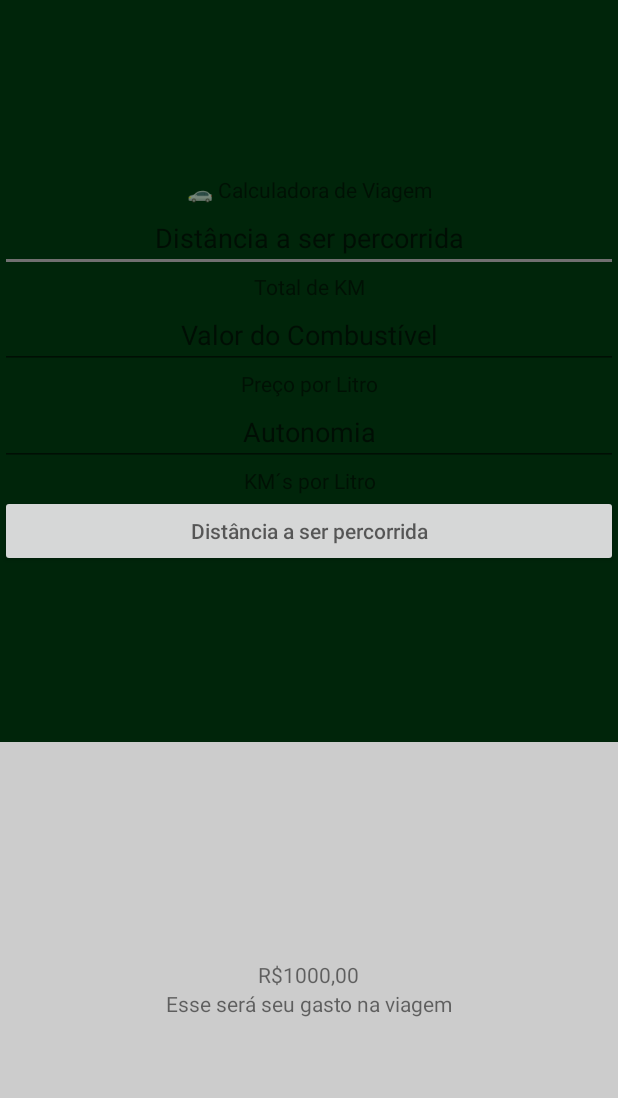
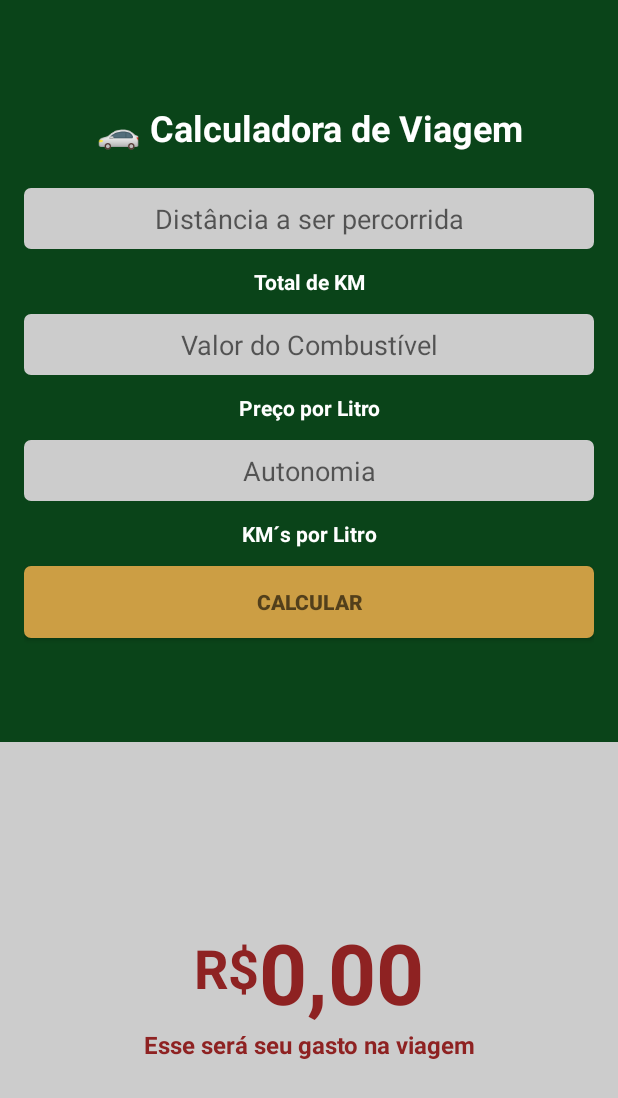
Before and after one commit to adonaipinheiro/CalcTrip_24MOB, an Android app: the screen it shows after launch (MainActivity), on a phone screen of 412 x 824 dp. Shown: the top 1098 px of the screen. Run offline under Robolectric (Android 15) with nearby library versions, the phone set to English and light mode, and no system bars; 3 statements that could not run were skipped.

Commit message:
Finishing Challenge

```diff
--- a/app/build.gradle
+++ b/app/build.gradle
@@ -30,7 +30,7 @@ android {
         jvmTarget = '1.8'
     }
     viewBinding {
-        true
+        enabled = true
     }
 }
 
--- a/app/src/main/java/br/com/adonaipinheiro/calctrip/MainActivity.kt
+++ b/app/src/main/java/br/com/adonaipinheiro/calctrip/MainActivity.kt
@@ -2,10 +2,35 @@ package br.com.adonaipinheiro.calctrip
 
 import androidx.appcompat.app.AppCompatActivity
 import android.os.Bundle
+import br.com.adonaipinheiro.calctrip.databinding.ActivityMainBinding
+import br.com.adonaipinheiro.calctrip.extensions.valueDouble
 
 class MainActivity : AppCompatActivity() {
+
+    private lateinit var binding: ActivityMainBinding
+
     override fun onCreate(savedInstanceState: Bundle?) {
         super.onCreate(savedInstanceState)
         setContentView(R.layout.activity_main)
+
+        setup()
+    }
+
+    private fun setup() {
+        binding = ActivityMainBinding.inflate(layoutInflater)
+        setContentView(binding.root)
+
+        binding.calculateButton.setOnClickListener() {
+            calculateTrip()
+        }
+    }
+
+    private fun calculateTrip() {
+        val distance = binding.totalDistance.valueDouble()
+        val gasPrice = binding.gasPrice.valueDouble()
+        val autonomy = binding.autonomy.valueDouble()
+        val total = (distance / autonomy) * gasPrice
+
+        binding.totalPrice.text = "$total"
     }
 }
--- /dev/null
+++ b/app/src/main/java/br/com/adonaipinheiro/calctrip/extensions/EditTextExt.kt
@@ -0,0 +1,5 @@
+package br.com.adonaipinheiro.calctrip.extensions
+
+import android.widget.EditText
+
+fun EditText.valueDouble() = this.text.toString().toDouble()
--- /dev/null
+++ b/app/src/main/res/drawable/custom_button.xml
@@ -0,0 +1,11 @@
+<?xml version="1.0" encoding="utf-8"?>
+<selector xmlns:android="http://schemas.android.com/apk/res/android">
+    <item>
+        <shape android:shape="rectangle">
+            <solid android:color="@color/buttonBackgroundColor" />
+            <stroke android:width="1dp" android:color="@color/buttonBackgroundColor"/>
+            <corners android:radius="4dp" />
+            <padding android:left="8dp" android:right="8dp" android:top="8dp" android:bottom="8dp" />
+        </shape>
+    </item>
+</selector>
--- /dev/null
+++ b/app/src/main/res/drawable/custom_edittext.xml
@@ -0,0 +1,11 @@
+<?xml version="1.0" encoding="utf-8"?>
+<selector xmlns:android="http://schemas.android.com/apk/res/android">
+    <item>
+        <shape android:shape="rectangle">
+            <solid android:color="#CCC" />
+            <stroke android:width="1dp" android:color="#CCC"/>
+            <corners android:radius="4dp" />
+            <padding android:left="8dp" android:right="8dp" android:top="8dp" android:bottom="8dp" />
+        </shape>
+    </item>
+</selector>
--- a/app/src/main/res/layout/activity_main.xml
+++ b/app/src/main/res/layout/activity_main.xml
@@ -8,36 +8,39 @@
     <LinearLayout style="@style/contentTop">
 
         <TextView
-            style="@style/defaultText"
+            style="@style/titleText"
             android:text="@string/title" />
 
         <EditText
-            style="@style/defaultText"
+            android:id="@+id/total_distance"
+            style="@style/inputText"
             android:hint="@string/total_distance" />
 
         <TextView
-            style="@style/defaultText"
+            style="@style/labelText"
             android:text="@string/total_distance_label" />
 
         <EditText
-            style="@style/defaultText"
+            android:id="@+id/gas_price"
+            style="@style/inputText"
             android:hint="@string/gas_price" />
 
         <TextView
-            style="@style/defaultText"
+            style="@style/labelText"
             android:text="@string/gas_price_by_liter_label" />
 
         <EditText
-            style="@style/defaultText"
+            android:id="@+id/autonomy"
+            style="@style/inputText"
             android:hint="@string/autonomy" />
 
         <TextView
-            style="@style/defaultText"
+            style="@style/labelText"
             android:text="@string/autonomy_label" />
 
         <Button
-            android:layout_width="match_parent"
-            android:layout_height="wrap_content"
+            android:id="@+id/calculate_button"
+            style="@style/button"
             android:hint="@string/calculate_button" />
     </LinearLayout>
 
@@ -49,16 +52,18 @@
             android:orientation="horizontal">
 
             <TextView
-                style="@style/defaultText"
+                style="@style/resultTextPrefix"
+                android:layout_height="match_parent"
                 android:text="@string/prefix_price" />
 
             <TextView
-                style="@style/defaultText"
+                android:id="@+id/total_price"
+                style="@style/resultText"
                 android:text="@string/total_price" />
         </LinearLayout>
 
         <TextView
-            style="@style/defaultText"
+            style="@style/resultLabel"
             android:text="@string/result_label" />
     </LinearLayout>
 
--- a/app/src/main/res/values/colors.xml
+++ b/app/src/main/res/values/colors.xml
@@ -3,7 +3,7 @@
     <color name="colorPrimary">#00250A</color>
     <color name="colorPrimaryDark">#001B17</color>
     <color name="colorAccent">#707070</color>
-    <color name="backgroundTopColor">#00250A</color>
+    <color name="backgroundTopColor">#0A4419</color>
     <color name="backgroundBottomColor">#CCC</color>
     <color name="buttonTextColor">@color/backgroundTopColor</color>
     <color name="buttonBackgroundColor">#CC9E44</color>
--- a/app/src/main/res/values/strings.xml
+++ b/app/src/main/res/values/strings.xml
@@ -7,8 +7,8 @@
     <string name="gas_price_by_liter_label">Preço por Litro</string>
     <string name="autonomy">Autonomia</string>
     <string name="autonomy_label">KM´s por Litro</string>
-    <string name="calculate_button">Distância a ser percorrida</string>
+    <string name="calculate_button">CALCULAR</string>
     <string name="prefix_price">R$</string>
-    <string name="total_price">1000,00</string>
+    <string name="total_price">0,00</string>
     <string name="result_label">Esse será seu gasto na viagem</string>
 </resources>
--- a/app/src/main/res/values/styles.xml
+++ b/app/src/main/res/values/styles.xml
@@ -1,5 +1,6 @@
 <?xml version="1.0" encoding="utf-8"?>
 <resources>
+
     <style name="AppTheme" parent="Theme.AppCompat.Light.DarkActionBar">
         <item name="colorPrimary">@color/colorPrimary</item>
         <item name="colorPrimaryDark">@color/colorPrimaryDark</item>
@@ -22,12 +23,14 @@
         <item name="android:layout_weight">0.4</item>
         <item name="android:gravity">center</item>
         <item name="android:background">@color/backgroundTopColor</item>
+        <item name="android:padding">16dp</item>
     </style>
 
     <style name="contentBottom" parent="container">
         <item name="android:layout_weight">0.6</item>
         <item name="android:gravity">center</item>
         <item name="android:background">@color/backgroundBottomColor</item>
+        <item name="android:padding">16dp</item>
     </style>
 
     <style name="defaultText">
@@ -35,4 +38,49 @@
         <item name="android:layout_width">match_parent</item>
         <item name="android:textAlignment">center</item>
     </style>
+
+    <style name="titleText" parent="defaultText">
+        <item name="android:textSize">24sp</item>
+        <item name="android:textColor">#FFF</item>
+        <item name="android:textStyle">bold</item>
+        <item name="android:layout_marginBottom">24dp</item>
+    </style>
+
+    <style name="labelText" parent="defaultText">
+        <item name="android:textColor">#FFF</item>
+        <item name="android:textStyle">bold</item>
+        <item name="android:layout_marginBottom">12dp</item>
+        <item name="android:layout_marginTop">12dp</item>
+    </style>
+
+    <style name="inputText" parent="defaultText">
+        <item name="android:singleLine">true</item>
+        <item name="android:maxLines">1</item>
+        <item name="android:background">@drawable/custom_edittext</item>
+    </style>
+
+    <style name="button" parent="defaultText">
+        <item name="android:background">@drawable/custom_button</item>
+        <item name="android:textStyle">bold</item>
+        <item name="android:textColor">@color/backgroundTopColor</item>
+    </style>
+
+    <style name="resultTextPrefix" parent="defaultText">
+        <item name="android:textSize">36sp</item>
+        <item name="android:textColor">#8E2222</item>
+        <item name="android:textStyle">bold</item>
+        <item name="android:layout_marginTop">10dp</item>
+    </style>
+
+    <style name="resultText" parent="defaultText">
+        <item name="android:textSize">56sp</item>
+        <item name="android:textColor">#8E2222</item>
+        <item name="android:textStyle">bold</item>
+    </style>
+
+    <style name="resultLabel" parent="defaultText">
+        <item name="android:textSize">16sp</item>
+        <item name="android:textColor">#8E2222</item>
+        <item name="android:textStyle">bold</item>
+    </style>
 </resources>
```
